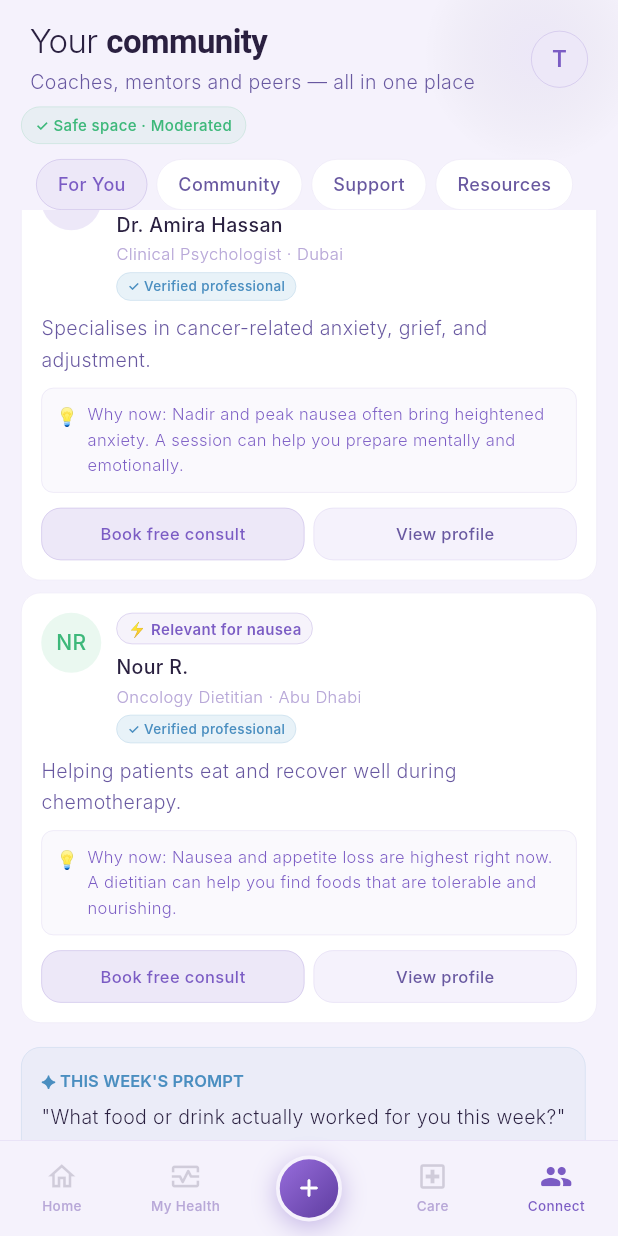
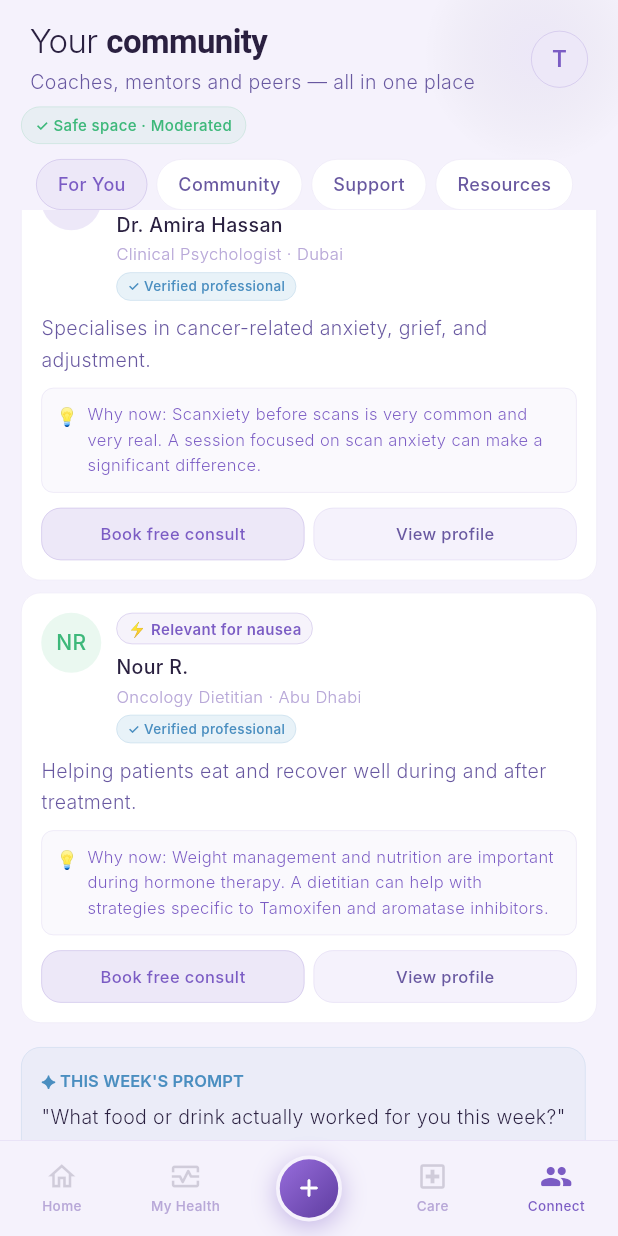
Before and after one commit to nadbrahmi/Rehlah, a Flutter app: the ConnectScreen screen opened by its route, scrolled down 576 dp, on a phone screen of 412 x 824 dp. Run offline on Flutter 3.47's test engine with Material 3 defaults, Android fonts, the phone set to English and light mode, and no system bars; our stand-ins replace flutter_riverpod, go_router; accounts and stored records are empty; Roboto replaces fonts that are missing (Inter).

Commit message:
Connect screen: monitoring-aware mentor matching and survivorship specialists

```diff
--- a/lib/features/connect/presentation/screens/connect_screen.dart
+++ b/lib/features/connect/presentation/screens/connect_screen.dart
@@ -56,7 +56,8 @@ const _mentors = [
     quote: 'أنا هنا لأدعمك بالعربي والإنجليزي. لستِ وحدكِ في هذه الرحلة.',
     avBg: Color(0xFFEAF8F0), avColor: Color(0xFF3DB87A),
     matchPhaseKeys: ['Nadir window', 'Peak nausea window', 'Joint pain peak',
-                     'Infusion day', 'Recovery week'],
+                     'Infusion day', 'Recovery week',
+                     'monitoring', 'scanxiety'],
     arabicSpeaker: true,
   ),
   _Mentor(
@@ -65,6 +66,29 @@ const _mentors = [
     quote: 'I finished chemo. Here\'s what no one told me about recovery.',
     avBg: Color(0xFFFEF0F3), avColor: Color(0xFFC04060),
     matchPhaseKeys: ['Recovery week', 'Post-infusion week'],
+  ),
+  // ── Monitoring-specific mentors ──
+  _Mentor(
+    initials: 'HB', name: 'Hana B.', status: 'Survivor · 5 years free',
+    protocol: 'AC-T · Breast · Monitoring',
+    quote: 'Five years out. Scanxiety still hits before every mammogram — but it gets easier. I\'ll tell you how.',
+    avBg: Color(0xFFE8F8F0), avColor: Color(0xFF3DB87A),
+    matchPhaseKeys: ['monitoring', 'scanxiety'],
+  ),
+  _Mentor(
+    initials: 'NM', name: 'Nadia M.', status: 'Survivor · 3 years free',
+    protocol: 'TC · Breast · Monitoring',
+    quote: 'Hormone therapy side effects are real. Joint pain, hot flashes — I found ways to manage them all.',
+    avBg: Color(0xFFFBF4E0), avColor: Color(0xFFC49030),
+    matchPhaseKeys: ['monitoring'],
+  ),
+  _Mentor(
+    initials: 'FA', name: 'Fatima A.', status: 'Survivor · 7 years free · متحدثة عربية',
+    protocol: 'AC-T · Breast · Abu Dhabi',
+    quote: 'سبع سنوات منذ انتهيت من العلاج. الحياة بعد السرطان ممكنة وجميلة.',
+    avBg: Color(0xFFEDE8F8), avColor: Color(0xFF7B5CC4),
+    matchPhaseKeys: ['monitoring', 'scanxiety'],
+    arabicSpeaker: true,
   ),
 ];
 
@@ -77,60 +101,87 @@ const _coaches = [
     verified: '✓ Verified professional',
     avBg: Color(0xFFEDE8F8), avColor: Color(0xFF7B5CC4),
     matchPhaseKeys: ['Nadir window', 'Peak nausea window', 'Infusion day',
-                     'Recovery week'],
-    whyNow: 'Nadir and peak nausea often bring heightened anxiety. '
-        'A session can help you prepare mentally and emotionally.',
+                     'Recovery week', 'monitoring', 'scanxiety'],
+    whyNow: 'Scanxiety before scans is very common and very real. '
+        'A session focused on scan anxiety can make a significant difference.',
   ),
   _Coach(
     initials: 'NR', name: 'Nour R.',
     specialty: 'Oncology Dietitian · Abu Dhabi',
     location: 'Abu Dhabi',
-    description: 'Helping patients eat and recover well during chemotherapy.',
+    description: 'Helping patients eat and recover well during and after treatment.',
     verified: '✓ Verified professional',
     avBg: Color(0xFFEAF8F0), avColor: Color(0xFF3DB87A),
     matchPhaseKeys: ['Peak nausea window', 'Nadir window', 'Fluid & pain window',
-                     'Post-infusion week', 'Infusion day'],
-    whyNow: 'Nausea and appetite loss are highest right now. '
-        'A dietitian can help you find foods that are tolerable and nourishing.',
+                     'Post-infusion week', 'Infusion day', 'monitoring'],
+    whyNow: 'Weight management and nutrition are important during hormone therapy. '
+        'A dietitian can help with strategies specific to Tamoxifen and aromatase inhibitors.',
   ),
   _Coach(
     initials: 'MA', name: 'Mohammed A.',
     specialty: 'Physiotherapist · Dubai',
     location: 'Dubai',
-    description: 'Movement therapy for joint pain, fatigue, and post-chemo recovery.',
+    description: 'Movement therapy for joint pain, fatigue, and post-treatment recovery.',
     verified: '✓ Verified professional',
     avBg: Color(0xFFE8F2F8), avColor: Color(0xFF4A8EC0),
-    matchPhaseKeys: ['Joint pain peak', 'Recovery week', 'Fluid & pain window'],
-    whyNow: 'Joint and muscle pain peaks in the days after Taxol. '
-        'Gentle guided movement can significantly reduce discomfort.',
+    matchPhaseKeys: ['Joint pain peak', 'Recovery week', 'Fluid & pain window',
+                     'monitoring'],
+    whyNow: 'Joint pain from aromatase inhibitors affects up to 50% of survivors. '
+        'Targeted physiotherapy can significantly reduce discomfort and improve mobility.',
+  ),
+  _Coach(
+    initials: 'LK', name: 'Dr. Layla K.',
+    specialty: 'Oncology Nurse Specialist · Dubai',
+    location: 'Dubai',
+    description: 'Long-term survivorship care, hormone therapy side effects, and surveillance planning.',
+    verified: '✓ Verified professional',
+    avBg: Color(0xFFFEF0F3), avColor: Color(0xFFC04060),
+    matchPhaseKeys: ['monitoring', 'scanxiety'],
+    whyNow: 'A survivorship specialist can help you understand your surveillance schedule, '
+        'manage long-term side effects, and know what to watch for.',
   ),
 ];
 
 // ── Phase matching logic ──────────────────────────────────────────────────────
 class _PhaseMatch {
-  static String _currentPhaseName() => UserSession().currentPhase.name;
+  static String _currentPhaseName() {
+    final session = UserSession();
+    if (session.isMonitoring) {
+      return session.isScanxietyPeriod ? 'scanxiety' : 'monitoring';
+    }
+    return session.currentPhase.name;
+  }
 
   static List<_Mentor> matchedMentors() {
     final phase = _currentPhaseName();
-    final matched = _mentors
-        .where((m) => m.matchPhaseKeys.contains(phase))
-        .toList();
-    return matched.isEmpty
-        ? _mentors.take(2).cast<_Mentor>().toList()
-        : matched;
+    final session = UserSession();
+    final matched = _mentors.where((m) {
+      if (m.matchPhaseKeys.contains(phase)) return true;
+      // Also match by cancer type for monitoring
+      if (session.isMonitoring && m.matchPhaseKeys.contains('monitoring')) return true;
+      return false;
+    }).toList();
+    return matched.isEmpty ? _mentors.take(2).toList() : matched;
   }
 
   static List<_Coach> matchedCoaches() {
     final phase = _currentPhaseName();
-    final matched = _coaches
-        .where((c) => c.matchPhaseKeys.contains(phase))
-        .toList();
-    return matched.isEmpty
-        ? _coaches.take(2).cast<_Coach>().toList()
-        : matched;
+    final session = UserSession();
+    final matched = _coaches.where((c) {
+      if (c.matchPhaseKeys.contains(phase)) return true;
+      if (session.isMonitoring && c.matchPhaseKeys.contains('monitoring')) return true;
+      return false;
+    }).toList();
+    return matched.isEmpty ? _coaches.take(2).toList() : matched;
   }
 
   static String matchBadge(_Mentor m) {
+    final session = UserSession();
+    if (session.isMonitoring) {
+      if (session.isScanxietyPeriod && m.matchPhaseKeys.contains('scanxiety'))
+        return 'Knows scan anxiety well';
+      return 'Fellow survivor · Long-term monitoring';
+    }
     final phase = _currentPhaseName();
     if (m.matchPhaseKeys.contains(phase)) {
       if (phase.toLowerCase().contains('nadir')) return 'Has been through nadir';
@@ -143,12 +194,26 @@ class _PhaseMatch {
   }
 
   static String coachBadge(_Coach c) {
+    final session = UserSession();
+    if (session.isMonitoring) {
+      if (session.isScanxietyPeriod) return 'Relevant for scan anxiety';
+      return 'Relevant for survivorship';
+    }
     final phase = _currentPhaseName();
     if (phase.toLowerCase().contains('nadir')) return 'Relevant for nadir';
     if (phase.toLowerCase().contains('nausea')) return 'Relevant for nausea';
     if (phase.toLowerCase().contains('joint')) return 'Relevant for joint pain';
     if (phase.toLowerCase().contains('recovery')) return 'Relevant for recovery';
     return 'Relevant for your phase';
+  }
+
+  static String whyNowText(_Coach c) {
+    final session = UserSession();
+    if (session.isMonitoring && session.isScanxietyPeriod &&
+        c.matchPhaseKeys.contains('scanxiety')) {
+      return c.whyNow ?? 'Relevant to your current situation.';
+    }
+    return c.whyNow ?? 'Relevant to your current phase.';
   }
 }
 
@@ -244,6 +309,8 @@ class _ConnectScreenState extends State<ConnectScreen> {
     final phase = session.currentPhase;
     final isNadir = session.isNadirWindow;
     final isNadirApproaching = session.isNadirApproaching;
+    final isMonitoring = session.isMonitoring;
+    final isScanxiety = session.isScanxietyPeriod;
     final matchedMentors = _PhaseMatch.matchedMentors();
     final matchedCoaches = _PhaseMatch.matchedCoaches();
 
@@ -255,14 +322,22 @@ class _ConnectScreenState extends State<ConnectScreen> {
         margin: const EdgeInsets.fromLTRB(14, 0, 14, 0),
         padding: const EdgeInsets.all(13),
         decoration: BoxDecoration(
-          color: isNadir
+          color: isMonitoring
+              ? isScanxiety
+                  ? AppColors.gold.withOpacity(0.06)
+                  : AppColors.teal.withOpacity(0.05)
+              : isNadir
                   ? AppColors.peach.withOpacity(0.06)
                   : isNadirApproaching
                       ? AppColors.gold.withOpacity(0.06)
                       : AppColors.primary.withOpacity(0.05),
           borderRadius: AppRadius.mdBR,
           border: Border.all(
-            color: isNadir
+            color: isMonitoring
+                ? isScanxiety
+                    ? AppColors.gold.withOpacity(0.2)
+                    : AppColors.teal.withOpacity(0.2)
+                : isNadir
                     ? AppColors.peach.withOpacity(0.2)
                     : isNadirApproaching
                         ? AppColors.gold.withOpacity(0.2)
@@ -270,26 +345,38 @@ class _ConnectScreenState extends State<ConnectScreen> {
             width: 0.5)),
         child: Row(children: [
           Text(
-            isNadir ? '⚠' : isNadirApproaching ? '⚡' : '💜',
+            isMonitoring
+                ? isScanxiety ? '⚡' : '🎗️'
+                : isNadir ? '⚠' : isNadirApproaching ? '⚡' : '💜',
             style: const TextStyle(fontSize: 18)),
           const SizedBox(width: 10),
           Expanded(child: Column(
             crossAxisAlignment: CrossAxisAlignment.start,
             children: [
               Text(
-                isNadir
+                isMonitoring
+                    ? isScanxiety
+                        ? 'Scan approaching — scanxiety is real'
+                        : 'Monitoring & surveillance · ${session.daysCancerFree} days cancer-free'
+                    : isNadir
                         ? 'You\'re in your nadir window'
                         : isNadirApproaching
                             ? 'Nadir window approaching'
                             : '${session.protocol.name} · ${phase.name}',
                 style: AppText.bodySemibold.copyWith(
                   fontSize: 13,
-                  color: isNadir ? AppColors.peach
+                  color: isMonitoring
+                      ? isScanxiety ? AppColors.gold : AppColors.teal
+                      : isNadir ? AppColors.peach
                           : isNadirApproaching ? AppColors.gold
                           : AppColors.primary)),
               const SizedBox(height: 2),
               Text(
-                isNadir
+                isMonitoring
+                    ? isScanxiety
+                        ? 'Connect with survivors who know exactly how scan week feels.'
+                        : 'Survivors and specialists who understand life after treatment.'
+                    : isNadir
                         ? 'These mentors and coaches have been through exactly this.'
                         : isNadirApproaching
                             ? 'Connect with someone who knows what\'s coming.'
@@ -301,11 +388,11 @@ class _ConnectScreenState extends State<ConnectScreen> {
       ),
 
       // Matched mentors
-      const SectionLabel('Mentors for your phase'),
-      ...matchedMentors.take(2).map((m) => _buildMentorCard(m, showBadge: true)),
+      SectionLabel(isMonitoring ? 'Survivors in monitoring' : 'Mentors for your phase'),
+      ...matchedMentors.take(3).map((m) => _buildMentorCard(m, showBadge: true)),
 
       // Matched coaches
-      const SectionLabel('Coaches for right now'),
+      SectionLabel(isMonitoring ? 'Specialists for survivorship' : 'Coaches for right now'),
       ...matchedCoaches.take(2).map((c) => _buildCoachCard(c, showWhyNow: true)),
 
       // Weekly prompt
```
Lines whose indentation alone changed are shown as unchanged.
